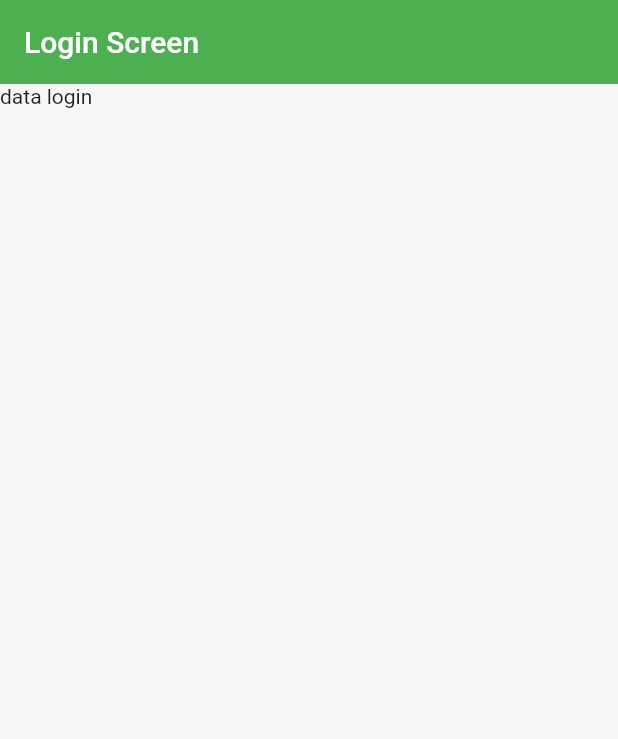
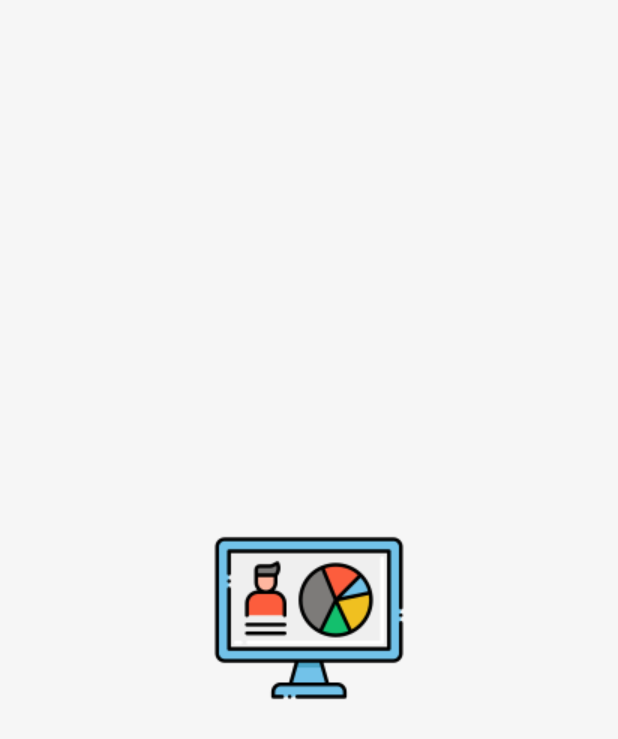
Before and after one commit to KevinG2K/Api-FrontFlutter-BackendLaravel, a Flutter app: the first screen one second after launch, on a phone screen of 412 x 824 dp. Shown: the top 739 px of the screen. Run offline on Flutter 3.47's test engine with Material 2 defaults, Android fonts, the phone set to English and light mode, and no system bars.

Commit message:
componente splash_screen hecho

```diff
--- a/FrontendFlutter/login_test/lib/components/components.dart
+++ b/FrontendFlutter/login_test/lib/components/components.dart
@@ -0,0 +1 @@
+export 'package:login_test/components/utils/splash_screen.dart';
--- /dev/null
+++ b/FrontendFlutter/login_test/lib/components/utils/splash_screen.dart
@@ -0,0 +1,36 @@
+import 'package:flutter/material.dart';
+import 'package:login_test/screens/login/home_screen.dart';
+
+class SplashScreen extends StatefulWidget {
+  const SplashScreen({super.key});
+
+  @override
+  State<SplashScreen> createState() => _SplashScreenState();
+}
+
+class _SplashScreenState extends State<SplashScreen> {
+  @override
+
+  //FUNCIONES
+  void initState() { // Se ejecuta cuando se inicia la aplicacion
+    var duracion = const Duration(seconds: 2);
+    // cuando se ejecuta el evento Duration
+    Future.delayed(duracion, () {
+      Navigator.pushAndRemoveUntil(context, MaterialPageRoute(builder: (context) {
+        return const HomeScreen();
+      }), (route) => false);
+    });
+    super.initState();
+  }
+
+  @override
+  Widget build(BuildContext context) {
+    return const Scaffold(
+      body: Center( //centramos la imagen
+        child: Image(image: AssetImage('assets/utils/splash.png'),
+            fit: BoxFit.cover,
+        ),
+      ),
+    );
+  }
+}
--- a/FrontendFlutter/login_test/lib/main.dart
+++ b/FrontendFlutter/login_test/lib/main.dart
@@ -1,4 +1,5 @@
 import 'package:flutter/material.dart';
+import 'package:login_test/components/components.dart';
 import 'package:login_test/screens/screens.dart';
 
 void main() {
@@ -14,9 +15,10 @@ class MyApp extends StatelessWidget {
     return MaterialApp(
       debugShowCheckedModeBanner: false,
       title: 'App Frontend',
-      initialRoute: 'login',
+      initialRoute: 'splash',
       routes: {
         '/': ( _ ) => const HomeScreen(),
+        'splash': ( _ ) => const SplashScreen(),
         'login': ( _ ) => const LoginScreen(),
       },
       theme: ThemeData.light().copyWith(
```
Also changed, not shown: FrontendFlutter/login_test/pubspec.yaml (+3 -67 lines), FrontendFlutter/login_test/assets/assets.dart (added), FrontendFlutter/login_test/assets/utils/splash.png (added).
